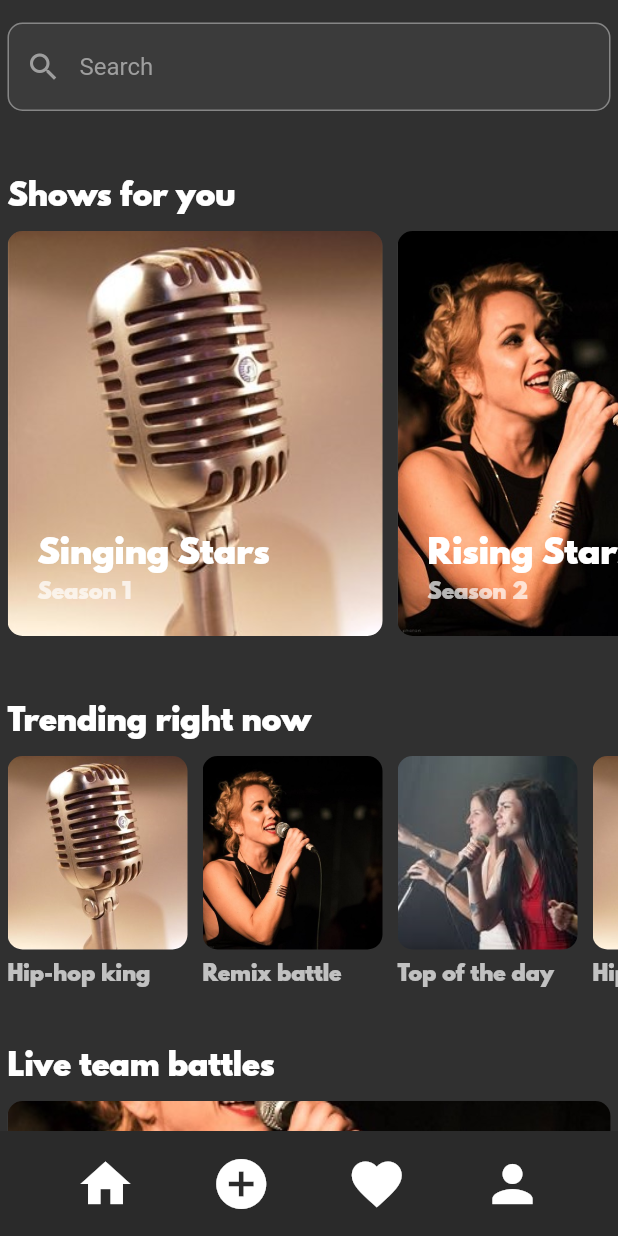
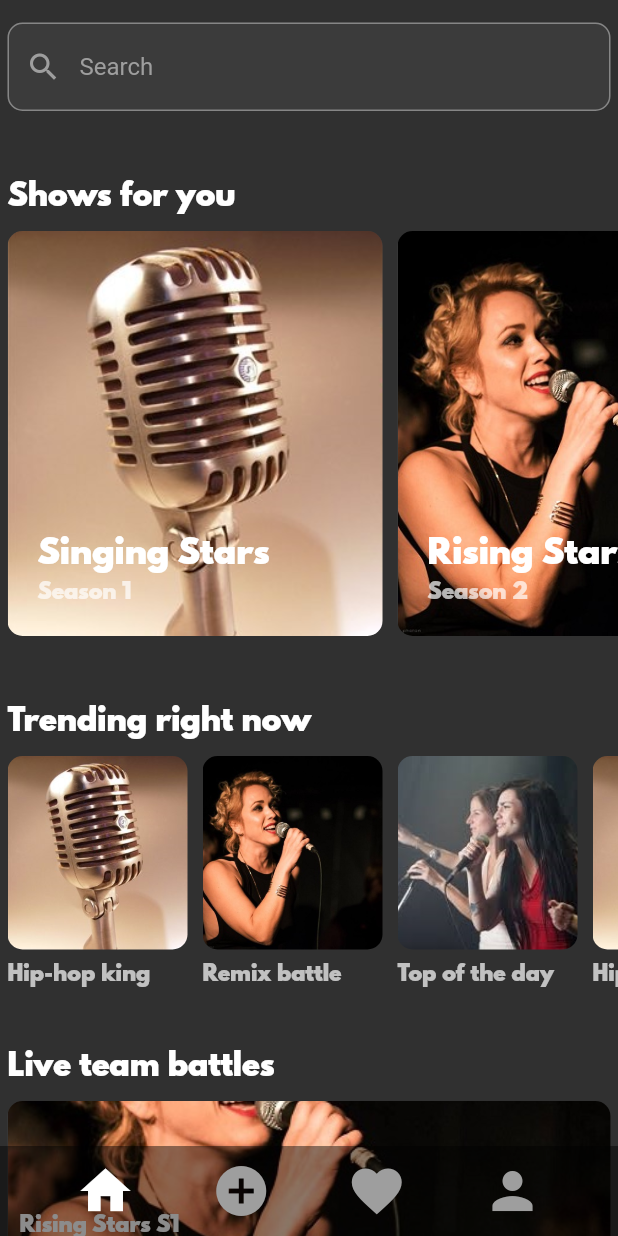
Before and after one commit to ujjwalmaity/FlutterUI, a Flutter app: the screen it shows after launch, on a phone screen of 412 x 824 dp. Run offline on Flutter 3.47's test engine with Material 2 defaults, Android fonts, the phone set to English and light mode, and no system bars.

Commit message:
Transparent Bottom Navigation Bar

```diff
--- a/lib/components/nav_icon.dart
+++ b/lib/components/nav_icon.dart
@@ -2,14 +2,15 @@ import 'package:flutter/material.dart';
 
 class NavIcon extends StatelessWidget {
   final IconData icon;
+  final Color color;
 
-  NavIcon({@required this.icon});
+  NavIcon({@required this.icon, this.color = Colors.grey});
 
   @override
   Widget build(BuildContext context) {
     return Icon(
       icon,
-      color: Colors.white,
+      color: color,
       size: 40.0,
     );
   }
--- a/lib/screens/home_screen.dart
+++ b/lib/screens/home_screen.dart
@@ -12,7 +12,7 @@ class HomeScreen extends StatelessWidget {
   Widget build(BuildContext context) {
     return Scaffold(
       body: SafeArea(
-        child: Column(
+        child: Stack(
           children: <Widget>[
             Expanded(
               child: ListView(
@@ -99,17 +99,20 @@ class HomeScreen extends StatelessWidget {
                 ],
               ),
             ),
-            Container(
-              height: 70.0,
-              color: Colors.black12,
+            Align(
+              alignment: Alignment.bottomCenter,
+              child: Container(
+                height: 60.0,
+                color: Colors.black45,
                 child: Row(
                   mainAxisAlignment: MainAxisAlignment.spaceEvenly,
                   children: <Widget>[
-                  NavIcon(icon: Icons.home),
+                    NavIcon(icon: Icons.home, color: Colors.white),
                     NavIcon(icon: Icons.add_circle),
                     NavIcon(icon: Icons.favorite),
                     NavIcon(icon: Icons.person),
                   ],
+                ),
               ),
             ),
           ],
```
Lines whose indentation alone changed are shown as unchanged.
